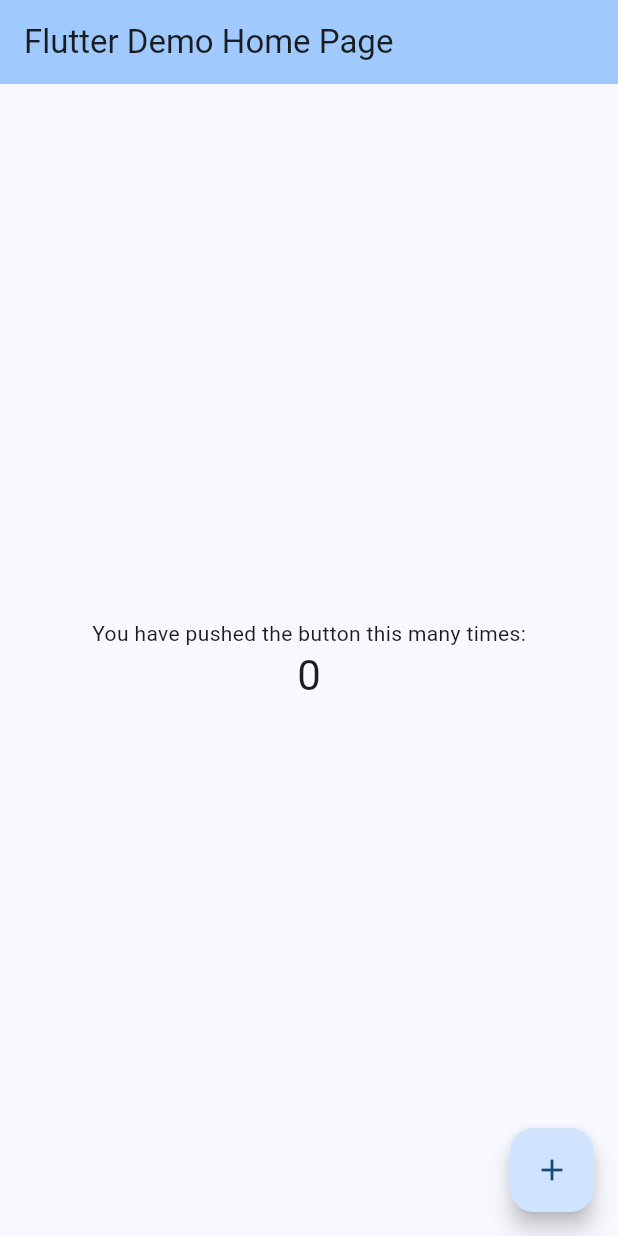
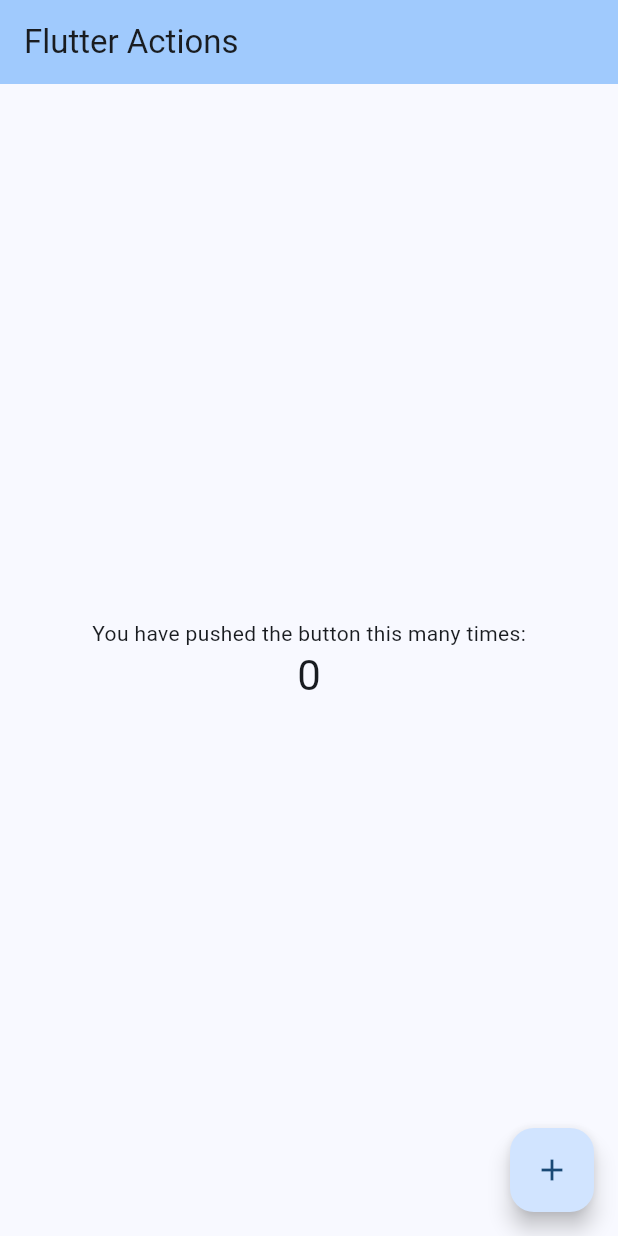
Before and after one commit to rozpo/flutter_actions, a Flutter app: the screen it shows after launch, on a phone screen of 412 x 824 dp. Run offline on Flutter 3.47's test engine with Material 3 defaults, Android fonts, the phone set to English and light mode, and no system bars.

Commit message:
Rename app header

```diff
--- a/lib/main.dart
+++ b/lib/main.dart
@@ -31,7 +31,7 @@ class MyApp extends StatelessWidget {
         colorScheme: ColorScheme.fromSeed(seedColor: Colors.blue),
         useMaterial3: true,
       ),
-      home: const MyHomePage(title: 'Flutter Demo Home Page'),
+      home: const MyHomePage(title: 'Flutter Actions'),
     );
   }
 }
```
